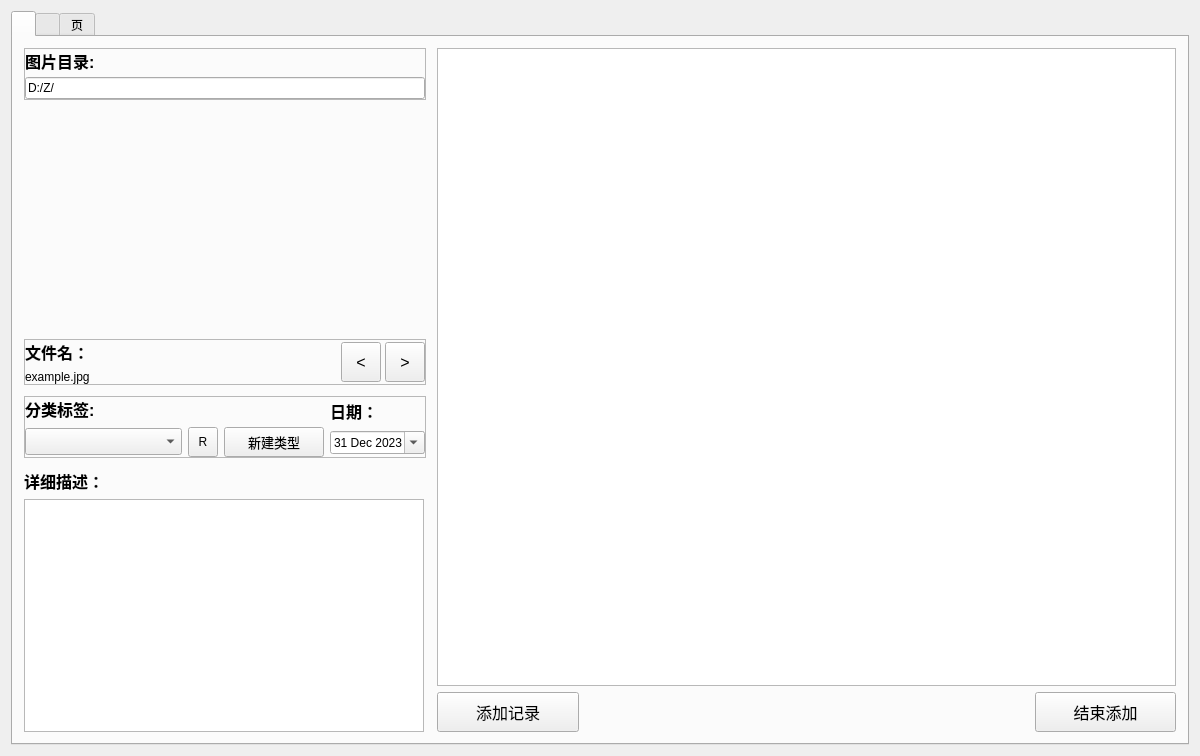
tsukishima1321/Closet, file labeling.ui: the form before one commit.
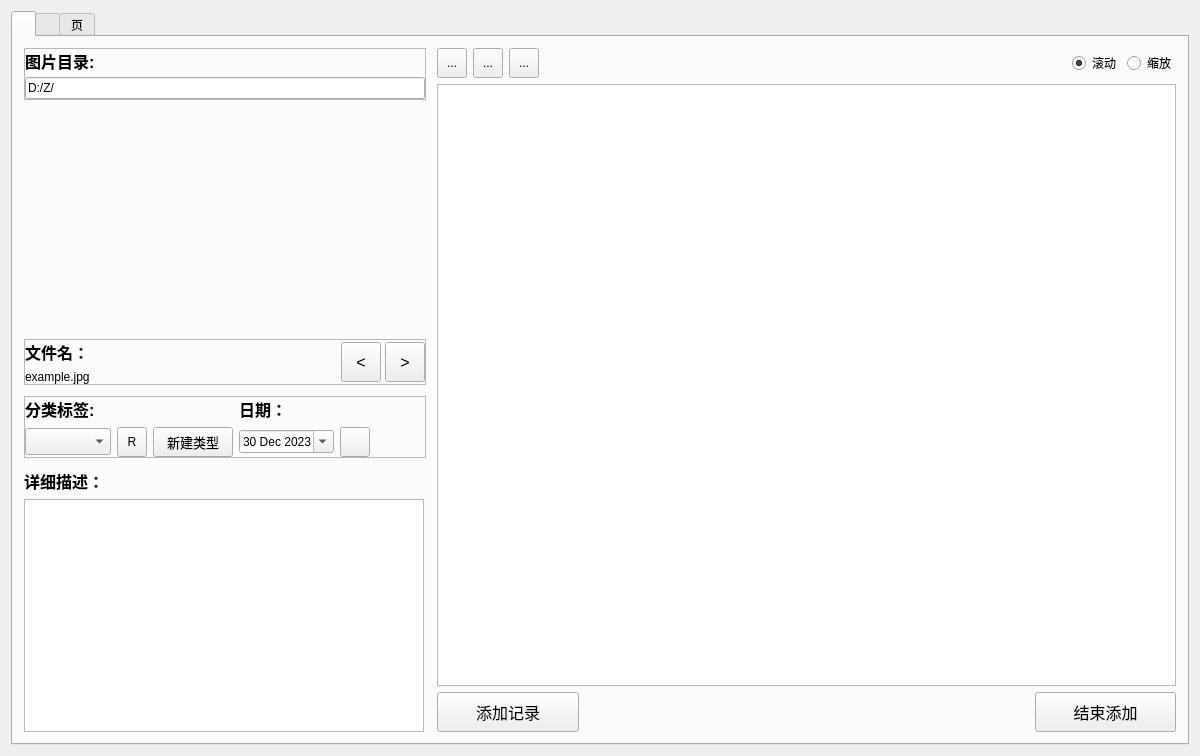
The form after the commit. Icons and pictures are not drawn. Custom widgets are drawn as their Qt base class.

```diff
--- a/labeling.ui
+++ b/labeling.ui
@@ -465,6 +465,11 @@
                     </widget>
                    </item>
                    <item>
+                    <layout class="QHBoxLayout" name="horizontalLayout_10">
+                     <property name="spacing">
+                      <number>6</number>
+                     </property>
+                     <item alignment="Qt::AlignLeft">
                     <widget class="QDateEdit" name="dateEdit">
                      <property name="sizePolicy">
                       <sizepolicy hsizetype="Fixed" vsizetype="Fixed">
@@ -474,12 +479,12 @@
                      </property>
                      <property name="dateTime">
                       <datetime>
-                       <hour>8</hour>
+                         <hour>16</hour>
                        <minute>0</minute>
                        <second>0</second>
                        <year>2023</year>
                        <month>12</month>
-                       <day>31</day>
+                         <day>30</day>
                       </datetime>
                      </property>
                      <property name="calendarPopup">
@@ -487,6 +492,21 @@
                      </property>
                     </widget>
                    </item>
+                     <item alignment="Qt::AlignLeft">
+                      <widget class="QToolButton" name="freshDateButton">
+                       <property name="minimumSize">
+                        <size>
+                         <width>30</width>
+                         <height>30</height>
+                        </size>
+                       </property>
+                       <property name="text">
+                        <string/>
+                       </property>
+                      </widget>
+                     </item>
+                    </layout>
+                   </item>
                   </layout>
                  </item>
                 </layout>
@@ -563,7 +583,10 @@
             </item>
             <item>
              <layout class="QGridLayout" name="gridLayoutImageView">
-              <item row="1" column="0">
+              <item row="2" column="0">
+               <widget class="imageView" name="imageViewPort"/>
+              </item>
+              <item row="3" column="0">
                <layout class="QHBoxLayout" name="horizontalLayout_4">
                 <item>
                  <widget class="QPushButton" name="pushButtonAdd">
@@ -619,8 +642,78 @@
                 </item>
                </layout>
               </item>
-              <item row="0" column="0">
-               <widget class="imageView" name="imageViewPort"/>
+              <item row="1" column="0">
+               <layout class="QHBoxLayout" name="horizontalLayout_11">
+                <item>
+                 <widget class="QToolButton" name="zoomInButton">
+                  <property name="minimumSize">
+                   <size>
+                    <width>30</width>
+                    <height>30</height>
+                   </size>
+                  </property>
+                  <property name="text">
+                   <string>...</string>
+                  </property>
+                 </widget>
+                </item>
+                <item>
+                 <widget class="QToolButton" name="zoomOutButton">
+                  <property name="minimumSize">
+                   <size>
+                    <width>30</width>
+                    <height>30</height>
+                   </size>
+                  </property>
+                  <property name="text">
+                   <string>...</string>
+                  </property>
+                 </widget>
+                </item>
+                <item>
+                 <widget class="QToolButton" name="zoomResetButton">
+                  <property name="minimumSize">
+                   <size>
+                    <width>30</width>
+                    <height>30</height>
+                   </size>
+                  </property>
+                  <property name="text">
+                   <string>...</string>
+                  </property>
+                 </widget>
+                </item>
+                <item>
+                 <spacer name="horizontalSpacer_3">
+                  <property name="orientation">
+                   <enum>Qt::Horizontal</enum>
+                  </property>
+                  <property name="sizeHint" stdset="0">
+                   <size>
+                    <width>40</width>
+                    <height>20</height>
+                   </size>
+                  </property>
+                 </spacer>
+                </item>
+                <item>
+                 <widget class="QRadioButton" name="radioButtonScroll">
+                  <property name="text">
+                   <string>滚动</string>
+                  </property>
+                  <property name="checked">
+                   <bool>true</bool>
+                  </property>
+                 </widget>
+                </item>
+                <item>
+                 <widget class="QRadioButton" name="radioButtonScale">
+                  <property name="text">
+                   <string>缩放</string>
+                  </property>
+                 </widget>
+                </item>
+               </layout>
               </item>
              </layout>
             </item>
```
Lines whose indentation alone changed are shown as unchanged.
